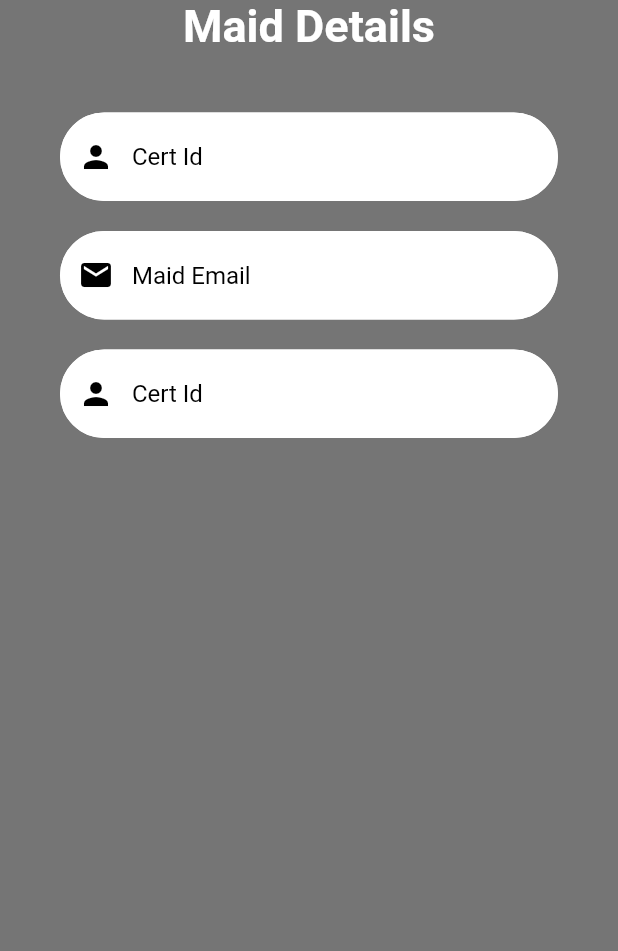
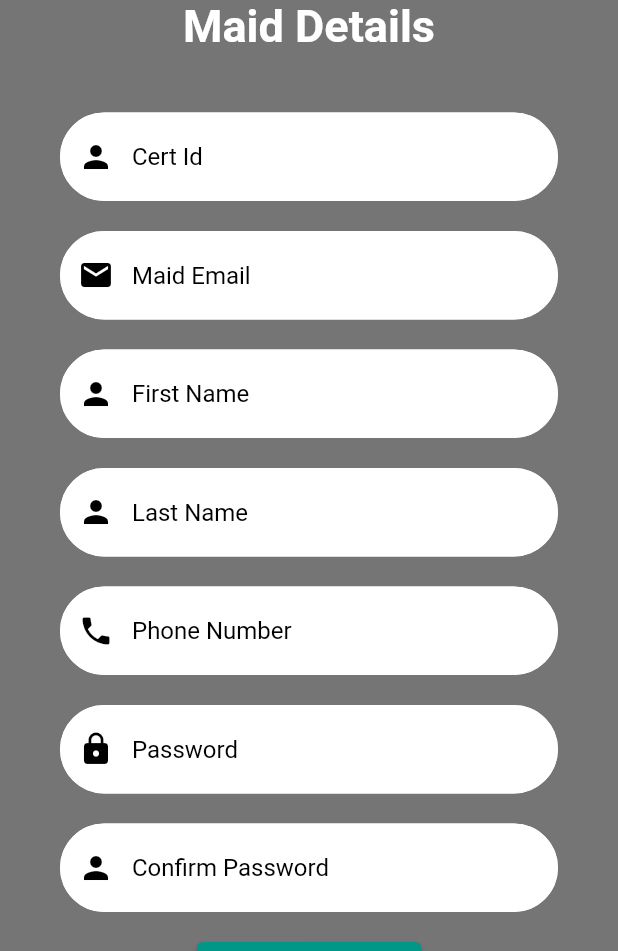
Before and after one commit to sofiyathefirst/freelance_maid_phase_1, a Flutter app: the RegisterMaid screen opened directly, on a phone screen of 412 x 824 dp, the part 285-1236 px from its top. Run offline on Flutter 3.47's test engine with Material 2 defaults, Android fonts, the phone set to English and light mode, and no system bars; our stand-ins replace cloud_firestore, firebase_auth, firebase_core; accounts and stored records are empty.

Commit message:
Changes to be committed:     modified:   lib/maid/maid_register.dart

```diff
--- a/lib/maid/maid_register.dart
+++ b/lib/maid/maid_register.dart
@@ -2,6 +2,7 @@ import 'package:cloud_firestore/cloud_firestore.dart';
 import 'package:firebase_auth/firebase_auth.dart';
 import 'package:flutter/material.dart';
 import 'package:freelance_maid_phase_1/maid/maid_homepage.dart';
+import 'package:freelance_maid_phase_1/maid/maid_login.dart';
 
 import '../common method/gettextformfield.dart';
 
@@ -112,11 +113,80 @@ class _RegisterMaidState extends State<RegisterMaid> {
                 validator: _requiredValidator,
               ),
               getTextFormField(
-                controller: _certid,
-                hintName: 'Cert Id',
+                controller: _maidfname,
+                hintName: 'First Name',
                 icon: Icons.person,
                 inputType: TextInputType.name,
                 validator: _requiredValidator,
+              ),
+              getTextFormField(
+                controller: _maidlname,
+                hintName: 'Last Name',
+                icon: Icons.person,
+                inputType: TextInputType.name,
+                validator: _requiredValidator,
+              ),
+              getTextFormField(
+                controller: _maidpnum,
+                hintName: 'Phone Number',
+                icon: Icons.phone,
+                inputType: TextInputType.name,
+                validator: _requiredValidator,
+              ),
+              getTextFormField(
+                controller: _password,
+                hintName: 'Password',
+                icon: Icons.lock,
+                inputType: TextInputType.name,
+                validator: _requiredValidator,
+              ),
+              getTextFormField(
+                controller: _confirmpass,
+                hintName: 'Confirm Password',
+                icon: Icons.person,
+                inputType: TextInputType.name,
+                validator: _confirmPasswordValidator,
+              ),
+              const SizedBox(
+                height: 20,
+              ),
+              ElevatedButton(
+                onPressed: signUp,
+                style: ElevatedButton.styleFrom(
+                  padding: const EdgeInsets.fromLTRB(40, 15, 40, 15),
+                ),
+                child: const Text(
+                  'Sign Up',
+                  style: TextStyle(
+                    fontWeight: FontWeight.bold,
+                    fontSize: 20,
+                  ),
+                ),
+              ),
+              const SizedBox(
+                height: 20,
+              ),
+              Row(
+                mainAxisAlignment: MainAxisAlignment.center,
+                children: [
+                  const Text('Already registered',
+                      style: TextStyle(color: Colors.white, fontSize: 20)),
+                  const SizedBox(
+                    height: 15,
+                  ),
+                  TextButton(
+                    onPressed: () {
+                      Navigator.pushReplacement(
+                        context,
+                        MaterialPageRoute(
+                          builder: (context) => MaidLogin(),
+                        ),
+                      );
+                    },
+                    child: const Text('Sign In',
+                        style: TextStyle(color: Colors.green, fontSize: 20)),
+                  ),
+                ],
               ),
             ],
           ),
```
